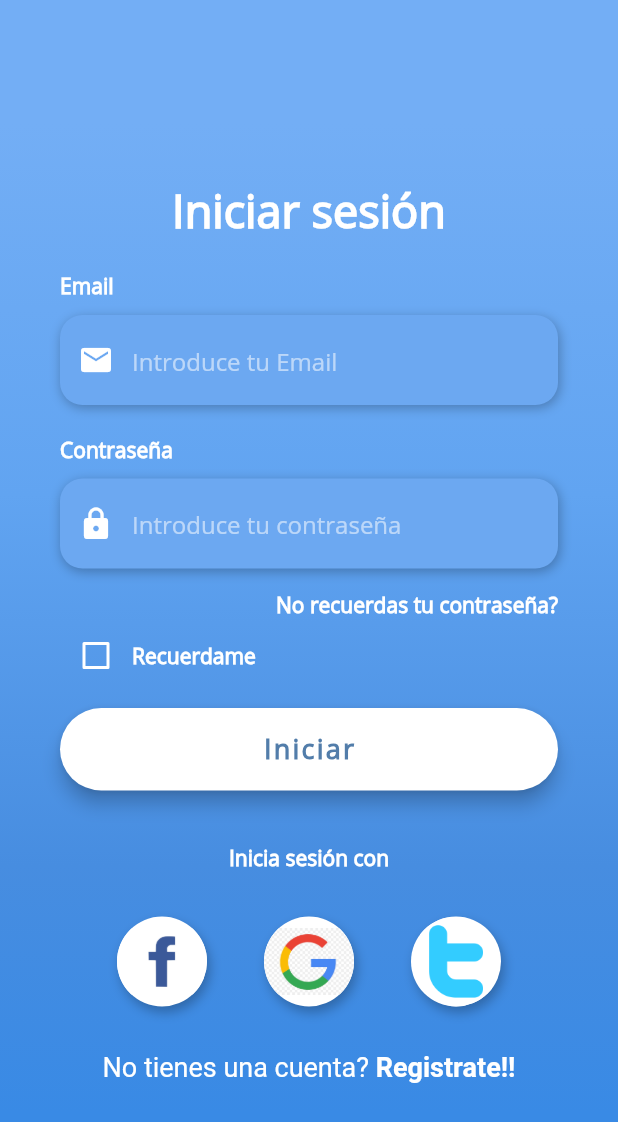
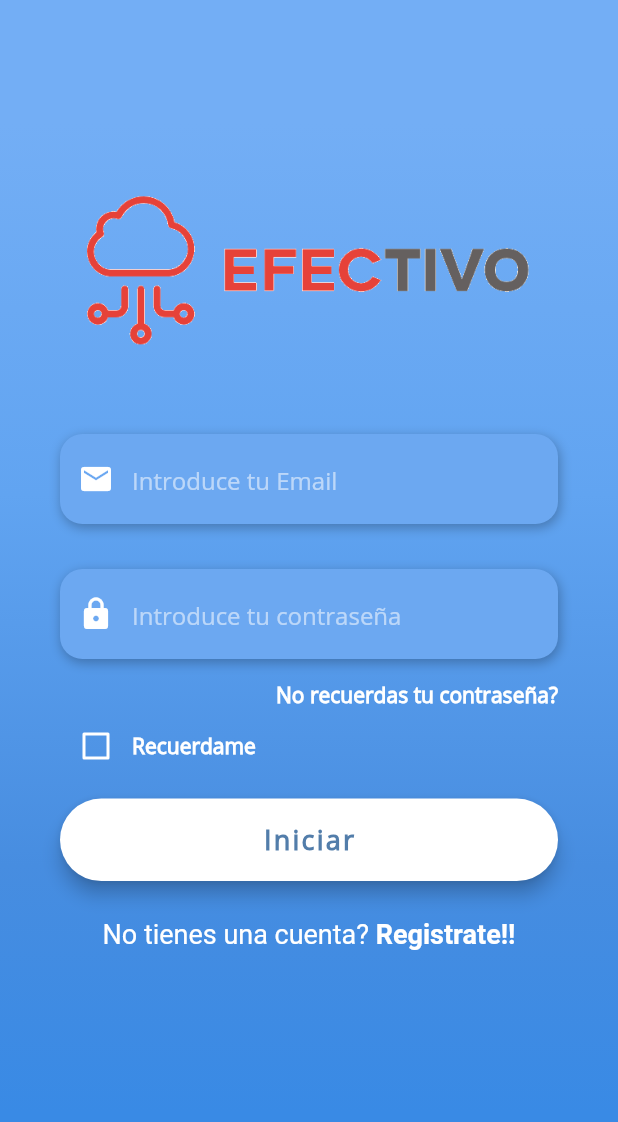
Before and after one commit to Jhilario-dev/Login, a Flutter app: the screen it shows after launch, on a phone screen of 412 x 824 dp. Shown: the top 1122 px of the screen. Run offline on Flutter 3.47's test engine with Material 2 defaults, Android fonts, the phone set to English and light mode, and no system bars; our stand-ins replace shared_preferences; missing offline and left inert: shared_preferences_web.

Commit message:
reajuste a login

```diff
--- a/lib/screens/login_screen.dart
+++ b/lib/screens/login_screen.dart
@@ -52,31 +52,20 @@ class _LoginScreenState extends State<LoginScreen> {
                     horizontal: 40.0,
                     vertical: 120.0,
                   ),
-                  child: _isLoading
-                      ? Center(child: CircularProgressIndicator())
-                      : Column(
+                  child: _isLoading ? Center(child: CircularProgressIndicator()) : Column(
                           mainAxisAlignment: MainAxisAlignment.center,
                           children: <Widget>[
-                            Text(
-                              'Iniciar sesión',
-                              style: TextStyle(
-                                color: Colors.white,
-                                fontFamily: 'OpenSans',
-                                fontSize: 30.0,
-                                fontWeight: FontWeight.bold,
-                              ),
-                            ),
+                            _logoImagen(),
+                            SizedBox(height: 20.0,),
                             SizedBox(height: 20.0),
                             _buildEmailTF(),
-                            SizedBox(
-                              height: 20.0,
-                            ),
+                            SizedBox(height: 20.0,),
                             _buildPasswordTF(),
                             _buildForgotPasswordBtn(),
                             _buildRememberMeCheckbox(),
                             _buildLoginBtn(),
-                            _buildSignInWithText(),
-                            _buildSocialBtnRow(),
+                            //_buildSignInWithText(),
+                            //_buildSocialBtnRow(),
                             _buildSignupBtn(),
                           ],
                         ),
@@ -93,10 +82,7 @@ class _LoginScreenState extends State<LoginScreen> {
     return Column(
       crossAxisAlignment: CrossAxisAlignment.start,
       children: <Widget>[
-        Text(
-          'Email',
-          style: kLabelStyle,
-        ),
+
         SizedBox(height: 10.0),
         Container(
           alignment: Alignment.centerLeft,
@@ -129,10 +115,6 @@ class _LoginScreenState extends State<LoginScreen> {
     return Column(
       crossAxisAlignment: CrossAxisAlignment.start,
       children: <Widget>[
-        Text(
-          'Contraseña',
-          style: kLabelStyle,
-        ),
         SizedBox(height: 10.0),
         Container(
           alignment: Alignment.centerLeft,
@@ -245,7 +227,7 @@ class _LoginScreenState extends State<LoginScreen> {
     if (response.statusCode == 200) {
       _isLoading = false;
 
-      jsonDta = json.decode(response.body);
+     jsonDta = json.decode(response.body);
 
       sharedPreferences.setString("id", jsonDta['id'].toString());
 
@@ -274,6 +256,12 @@ class _LoginScreenState extends State<LoginScreen> {
     }
   }
 
+  Widget _logoImagen(){
+    return Container(
+      child: Image(image: AssetImage('assets/imagenes/logo_efectivo.jpg')),
+    );
+  }
+
   Widget _buildSignInWithText() {
     return Column(
       children: <Widget>[
@@ -283,59 +271,6 @@ class _LoginScreenState extends State<LoginScreen> {
           style: kLabelStyle,
         ),
       ],
-    );
-  }
-
-  Widget _buildSocialBtn(Function onTap, AssetImage logo) {
-    return GestureDetector(
-      onTap: onTap,
-      child: Container(
-        height: 60.0,
-        width: 60.0,
-        decoration: BoxDecoration(
-          shape: BoxShape.circle,
-          color: Colors.white,
-          boxShadow: [
-            BoxShadow(
-              color: Colors.black26,
-              offset: Offset(2, 4),
-              blurRadius: 6.0,
-            ),
-          ],
-          image: DecorationImage(
-            image: logo,
-          ),
-        ),
-      ),
-    );
-  }
-
-  Widget _buildSocialBtnRow() {
-    return Padding(
-      padding: EdgeInsets.symmetric(vertical: 30.0),
-      child: Row(
-        mainAxisAlignment: MainAxisAlignment.spaceEvenly,
-        children: <Widget>[
-          _buildSocialBtn(
-            () => print('Login with Facebook'),
-            AssetImage(
-              'assets/logos/facebook.jpg',
-            ),
-          ),
-          _buildSocialBtn(
-            () => print('Login with Google'),
-            AssetImage(
-              'assets/logos/google.jpg',
-            ),
-          ),
-          _buildSocialBtn(
-            () => print('Login with twitter'),
-            AssetImage(
-              'assets/logos/Twitter_logo.jpg',
-            ),
-          ),
-        ],
-      ),
     );
   }
 
--- a/pubspec.yaml
+++ b/pubspec.yaml
@@ -42,6 +42,7 @@ flutter:
    - assets/logos/facebook.jpg
    - assets/logos/google.jpg
    - assets/logos/Twitter_logo.jpg
+   - assets/imagenes/
    - data/menu_opts.json
 
 
```
Also changed, not shown: assets/imagenes/guest.jpg (added), assets/imagenes/jar-loading.gif (added), assets/imagenes/logo_efectivo.jpg (added).
